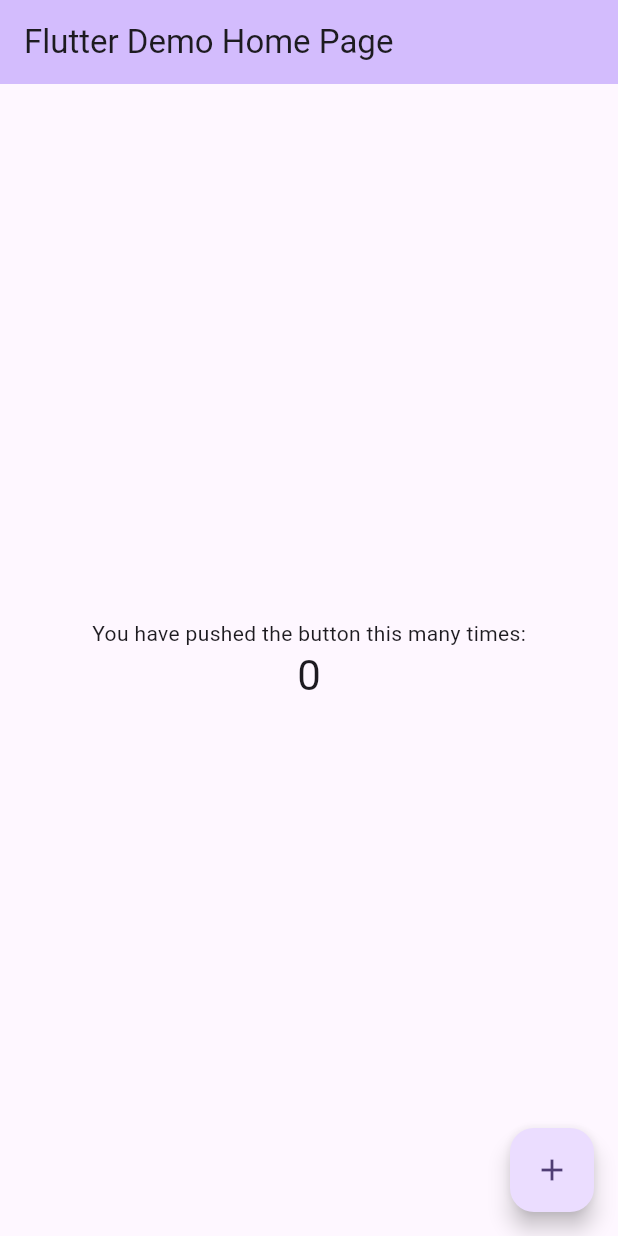
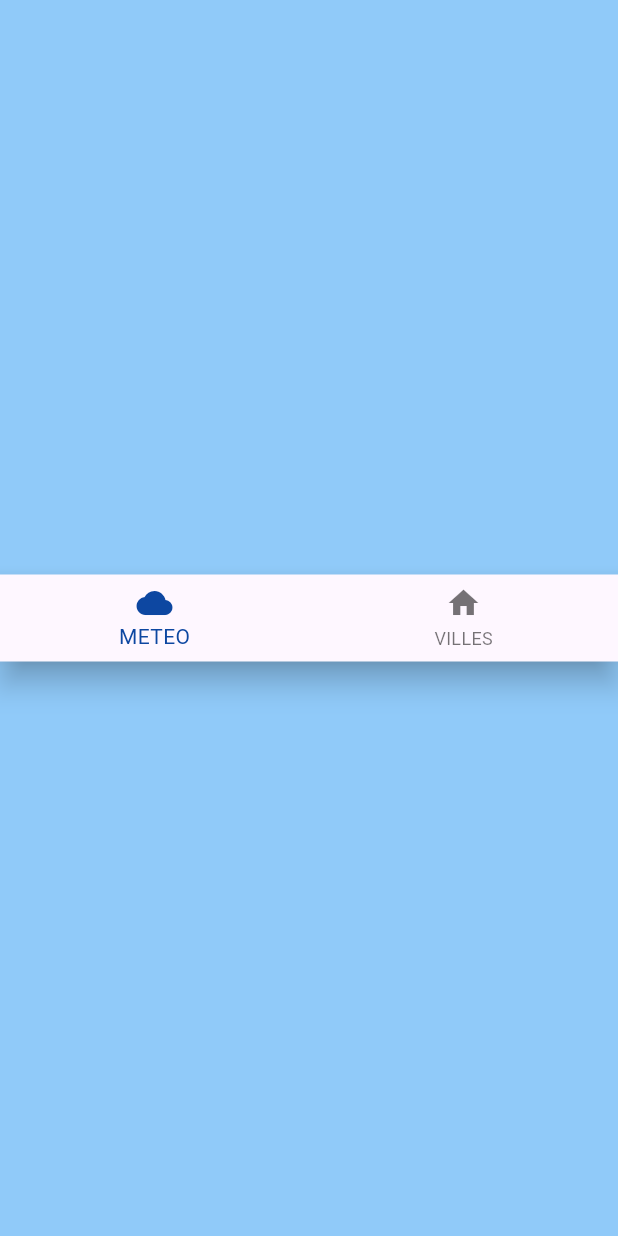
Before and after one commit to Wheenyny/applicationmeteogroupecbut2, a Flutter app: the screen it shows after launch, on a phone screen of 412 x 824 dp. Run offline on Flutter 3.47's test engine with Material 3 defaults, Android fonts, the phone set to English and light mode, and no system bars.

Commit message:
Ajout de nouveau fichiers

```diff
--- /dev/null
+++ b/lib/app/app.dart
@@ -0,0 +1,20 @@
+import 'package:flutter/material.dart';
+import '../route/menu/menu_route.dart';
+
+class ImcApp extends StatelessWidget {
+  const ImcApp({super.key});
+
+  @override
+  Widget build(BuildContext context) {
+    return MaterialApp(
+      title: "APP METEO",
+      home: const MenuRoute(),
+      debugShowCheckedModeBanner: false,
+      theme: ThemeData(
+        appBarTheme: const AppBarTheme(
+            backgroundColor: Colors.orangeAccent
+        ),
+      ),
+    );
+  }
+}
--- a/lib/main.dart
+++ b/lib/main.dart
@@ -1,8 +1,11 @@
 import 'package:flutter/material.dart';
+import '../app/app.dart';
 
 void main() {
-  runApp(const MyApp());
+  WidgetsFlutterBinding.ensureInitialized();
+  runApp(const ImcApp());
 }
+
 
 class MyApp extends StatelessWidget {
   const MyApp({super.key});
--- /dev/null
+++ b/lib/route/menu/menu_route.dart
@@ -0,0 +1,50 @@
+import 'package:flutter/material.dart';
+
+import '../home/home_route.dart';
+
+class MenuRoute extends StatelessWidget {
+  const MenuRoute({super.key});
+
+  @override
+  Widget build(BuildContext context) {
+
+    return Scaffold(
+      backgroundColor : Colors.blue.shade200,
+      body: Column(
+
+        mainAxisAlignment: MainAxisAlignment.center,
+        crossAxisAlignment: CrossAxisAlignment.center,
+
+        children: [
+          BottomNavigationBar(
+            items: const <BottomNavigationBarItem>[
+
+              BottomNavigationBarItem(
+                icon: Icon(Icons.cloud),
+                label: 'METEO',
+              ),
+
+              BottomNavigationBarItem(
+                icon: Icon(Icons.home),
+                label: 'VILLES',
+              ),
+
+            ],
+              fixedColor: Colors.blue.shade900
+
+          ),
+
+        ],
+
+      ),
+    );
+
+  }
+
+  void _goToHome(BuildContext context){
+    Navigator.push(
+        context,
+        MaterialPageRoute(builder: (context) => const HomeRoute())
+    );
+  }
+}
```
Also changed, not shown: lib/route/home/home_route.dart (added, +17 -0 lines), lib/route/home/home_route_body.dart (added, +21 -0 lines).
